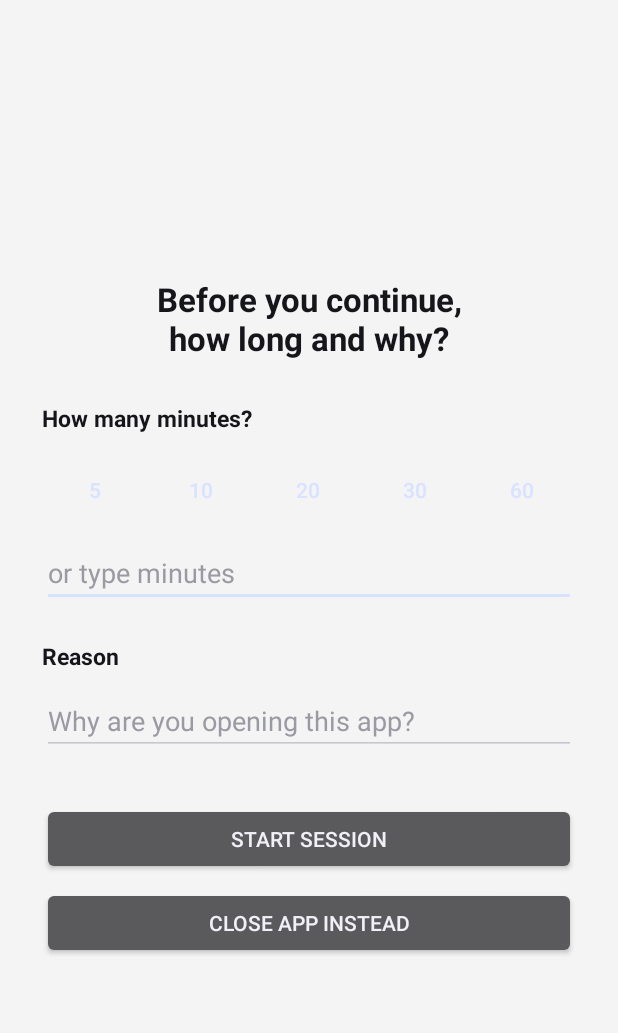
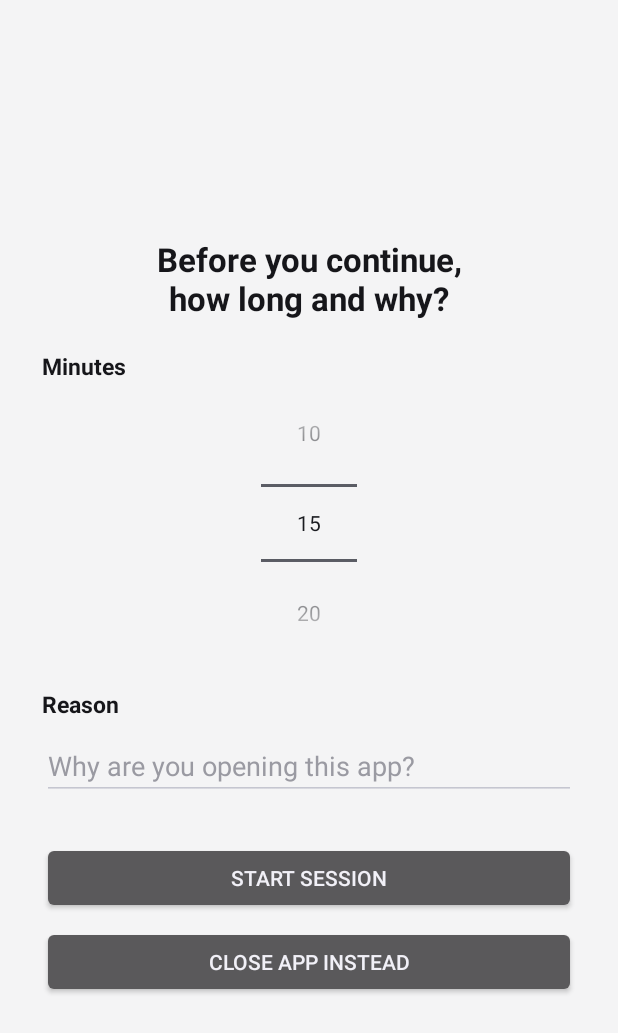
Before and after one commit to fourofclubs001/timebox-guard, an Android app: the PromptActivity screen opened directly, with no data from a screen before it, on a phone screen of 412 x 824 dp. Shown: the top 1033 px of the screen. Run offline under Robolectric (Android 15) with nearby library versions, the phone set to English and light mode, and no system bars.

Commit message:
Fix un-scrollable setup screen; scroll-wheel minute picker
The setup screen's RecyclerView scrolled independently inside the
NestedScrollView, leaving the "Enable Accessibility Service" button
permanently off-screen. Replace it with plain rows inflated into a
LinearLayout inside a single ScrollView, so dragging anywhere scrolls the
whole page. Search now just toggles row visibility. Drop the
androidx.recyclerview dependency and AppListAdapter; AppEntry moves to
MainActivity.

PromptActivity: replace the minutes text field / quick-pick buttons with
a NumberPicker scroll wheel (5..180 by 5, default 15), matching the
platform time-picker style the user asked for.

Bump to versionCode 3 / versionName 1.2.

Co-Authored-By: Claude Sonnet 5 <noreply@anthropic.com>
Claude-Session: https://claude.ai/code/session_013i4uKWnfWzimhPQGJzdcTP

```diff
--- a/app/build.gradle.kts
+++ b/app/build.gradle.kts
@@ -10,8 +10,8 @@ android {
         applicationId = "com.timebox.guard"
         minSdk = 26
         targetSdk = 36
-        versionCode = 2
-        versionName = "1.1"
+        versionCode = 3
+        versionName = "1.2"
     }
 
     buildTypes {
@@ -35,5 +35,4 @@ kotlin {
 dependencies {
     implementation("androidx.core:core-ktx:1.13.1")
     implementation("androidx.appcompat:appcompat:1.7.0")
-    implementation("androidx.recyclerview:recyclerview:1.3.2")
 }
--- a/app/src/main/java/com/timebox/guard/PromptActivity.kt
+++ b/app/src/main/java/com/timebox/guard/PromptActivity.kt
@@ -6,6 +6,7 @@ import android.content.pm.PackageManager
 import android.os.Bundle
 import android.widget.Button
 import android.widget.EditText
+import android.widget.NumberPicker
 import android.widget.TextView
 import android.widget.Toast
 
@@ -23,6 +24,7 @@ class PromptActivity : Activity() {
 
     companion object {
         const val EXTRA_TARGET_PACKAGE = "target_package"
+        private const val MINUTE_STEP = 5
     }
 
     private var targetPackage: String? = null
@@ -34,21 +36,18 @@ class PromptActivity : Activity() {
         targetPackage = intent.getStringExtra(EXTRA_TARGET_PACKAGE)
 
         val title = findViewById<TextView>(R.id.textTitle)
-        val minutesInput = findViewById<EditText>(R.id.editMinutes)
+        val minutesPicker = findViewById<NumberPicker>(R.id.pickerMinutes)
         val reasonInput = findViewById<EditText>(R.id.editReason)
         val startButton = findViewById<Button>(R.id.buttonStart)
         val closeButton = findViewById<Button>(R.id.buttonClose)
 
-        val quickPicks = mapOf(
-            R.id.chip5 to 5, R.id.chip10 to 10, R.id.chip20 to 20,
-            R.id.chip30 to 30, R.id.chip60 to 60
-        )
-        for ((id, minutes) in quickPicks) {
-            findViewById<Button>(id).setOnClickListener {
-                minutesInput.setText(minutes.toString())
-                minutesInput.setSelection(minutesInput.text.length)
-            }
-        }
+        // Scroll wheel of 5, 10, 15 ... 180 minutes; default 15.
+        val minuteOptions = (1..36).map { (it * MINUTE_STEP).toString() }.toTypedArray()
+        minutesPicker.minValue = 0
+        minutesPicker.maxValue = minuteOptions.size - 1
+        minutesPicker.displayedValues = minuteOptions
+        minutesPicker.wrapSelectorWheel = false
+        minutesPicker.value = 2
 
         val appLabel = targetPackage?.let { getAppLabel(it) }
         title.text = if (appLabel != null)
@@ -57,13 +56,9 @@ class PromptActivity : Activity() {
             "Before you continue,\nhow long and why?"
 
         startButton.setOnClickListener {
-            val minutes = minutesInput.text.toString().trim().toIntOrNull()
+            val minutes = (minutesPicker.value + 1) * MINUTE_STEP
             val reason = reasonInput.text.toString().trim()
 
-            if (minutes == null || minutes <= 0) {
-                Toast.makeText(this, "Enter a valid number of minutes", Toast.LENGTH_SHORT).show()
-                return@setOnClickListener
-            }
             if (reason.isEmpty()) {
                 Toast.makeText(this, "Please enter a reason", Toast.LENGTH_SHORT).show()
                 return@setOnClickListener
--- a/app/src/main/res/layout/activity_prompt.xml
+++ b/app/src/main/res/layout/activity_prompt.xml
@@ -20,80 +20,24 @@
             android:textStyle="bold"
             android:textColor="#16161A"
             android:gravity="center"
-            android:paddingBottom="28dp"
+            android:paddingBottom="20dp"
             android:text="How long, and why?" />
 
         <TextView
             android:layout_width="match_parent"
             android:layout_height="wrap_content"
-            android:text="How many minutes?"
+            android:text="Minutes"
             android:textSize="15sp"
             android:textStyle="bold"
             android:textColor="#16161A"
-            android:paddingBottom="10dp" />
+            android:paddingBottom="4dp" />
 
-        <LinearLayout
-            android:layout_width="match_parent"
+        <NumberPicker
+            android:id="@+id/pickerMinutes"
+            android:layout_width="wrap_content"
             android:layout_height="wrap_content"
-            android:orientation="horizontal"
-            android:baselineAligned="false">
-
-            <Button
-                android:id="@+id/chip5"
-                style="?android:attr/buttonBarButtonStyle"
-                android:layout_width="0dp"
-                android:layout_height="wrap_content"
-                android:layout_weight="1"
-                android:minWidth="0dp"
-                android:text="5" />
-
-            <Button
-                android:id="@+id/chip10"
-                style="?android:attr/buttonBarButtonStyle"
-                android:layout_width="0dp"
-                android:layout_height="wrap_content"
-                android:layout_weight="1"
-                android:minWidth="0dp"
-                android:text="10" />
-
-            <Button
-                android:id="@+id/chip20"
-                style="?android:attr/buttonBarButtonStyle"
-                android:layout_width="0dp"
-                android:layout_height="wrap_content"
-                android:layout_weight="1"
-                android:minWidth="0dp"
-                android:text="20" />
-
-            <Button
-                android:id="@+id/chip30"
-                style="?android:attr/buttonBarButtonStyle"
-                android:layout_width="0dp"
-                android:layout_height="wrap_content"
-                android:layout_weight="1"
-                android:minWidth="0dp"
-                android:text="30" />
-
-            <Button
-                android:id="@+id/chip60"
-                style="?android:attr/buttonBarButtonStyle"
-                android:layout_width="0dp"
-                android:layout_height="wrap_content"
-                android:layout_weight="1"
-                android:minWidth="0dp"
-                android:text="60" />
-        </LinearLayout>
-
-        <EditText
-            android:id="@+id/editMinutes"
-            android:layout_width="match_parent"
-            android:layout_height="wrap_content"
-            android:layout_marginTop="6dp"
-            android:inputType="number"
-            android:textColor="#16161A"
-            android:textColorHint="#9A9AA2"
-            android:textSize="18sp"
-            android:hint="or type minutes" />
+            android:layout_gravity="center_horizontal"
+            android:theme="@android:style/Theme.DeviceDefault.Light" />
 
         <TextView
             android:layout_width="match_parent"
@@ -102,8 +46,8 @@
             android:textSize="15sp"
             android:textStyle="bold"
             android:textColor="#16161A"
-            android:paddingTop="22dp"
-            android:paddingBottom="10dp" />
+            android:paddingTop="20dp"
+            android:paddingBottom="8dp" />
 
         <EditText
             android:id="@+id/editReason"
@@ -119,7 +63,7 @@
             android:id="@+id/buttonStart"
             android:layout_width="match_parent"
             android:layout_height="wrap_content"
-            android:layout_marginTop="32dp"
+            android:layout_marginTop="28dp"
             android:text="Start session" />
 
         <Button
```
Also changed, not shown: app/src/main/java/com/timebox/guard/AppListAdapter.kt (deleted, +0 -67 lines), app/src/main/java/com/timebox/guard/MainActivity.kt (+54 -20 lines), app/src/main/res/layout/activity_main.xml (+5 -5 lines).
